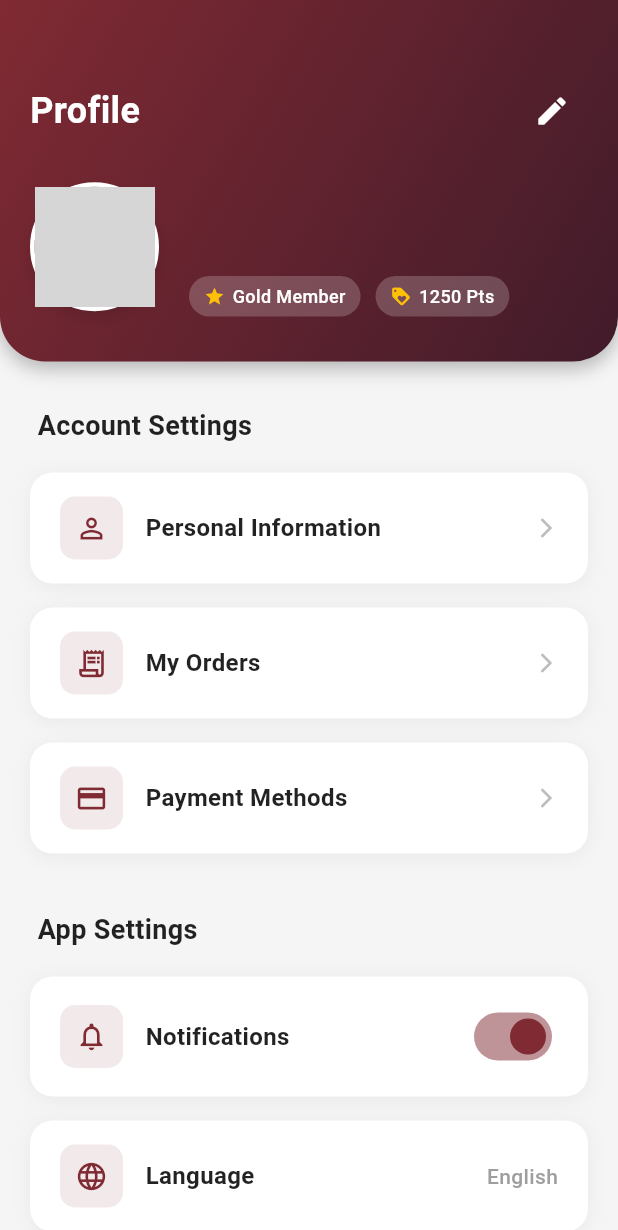
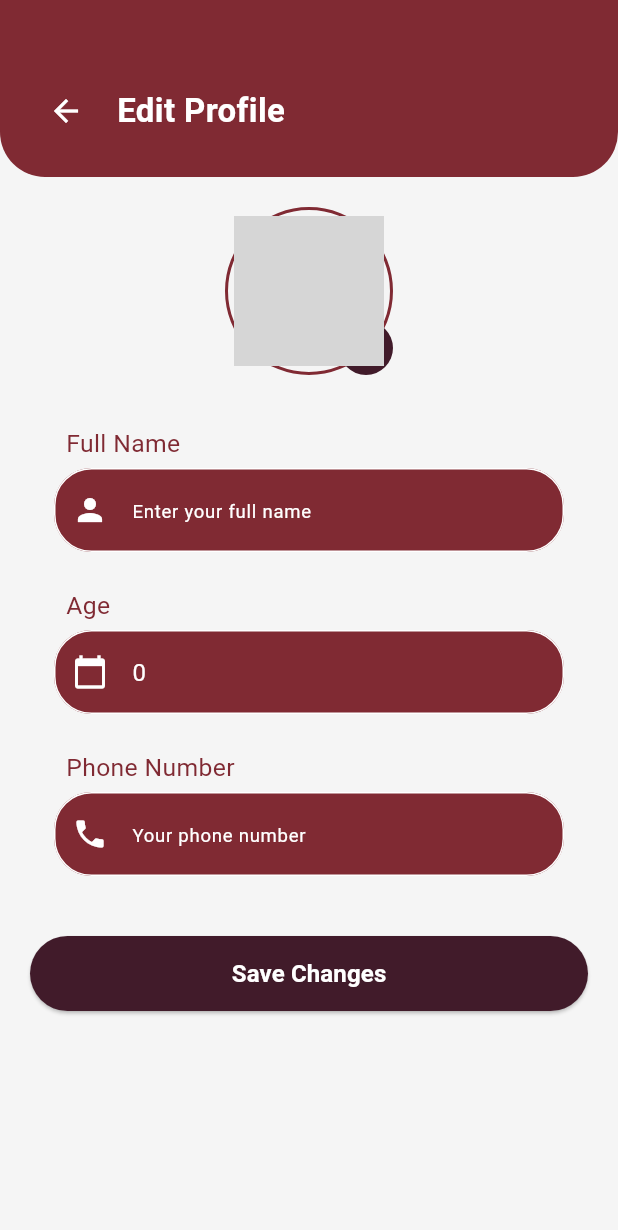
Before and after one commit to osama-ahmed-alsharabi/dinereserve, a Flutter app: the UserProfileView screen opened directly, after a tap on the "edit" icon, on a phone screen of 412 x 824 dp. Shown: the top 1230 px of the screen. Run offline on Flutter 3.47's test engine with Material 3 defaults, Android fonts, the phone set to English and light mode, and no system bars; our stand-ins replace dartz, flutter_bloc, flutter_svg, get_it, go_router, hive and 4 more; accounts and stored records are empty; network calls fail; Roboto replaces fonts that are missing (Cairo); grey boxes are pictures that could not be loaded.

Commit message:
done with editing the profile feature

```diff
--- a/lib/feature/user_profile/data/user_profile_repo.dart
+++ b/lib/feature/user_profile/data/user_profile_repo.dart
@@ -6,6 +6,7 @@ import 'package:supabase_flutter/supabase_flutter.dart';
 
 abstract class UserProfileRepo {
   Future<Either<Failure, UserModel>> getUserProfile();
+  Future<Either<Failure, void>> updateUserProfile(UserModel user);
   Future<Either<Failure, void>> logout();
 }
 
@@ -50,4 +51,28 @@ class UserProfileRepoImpl implements UserProfileRepo {
       return left(ServerFailure(e.toString()));
     }
   }
+
+  @override
+  Future<Either<Failure, void>> updateUserProfile(UserModel user) async {
+    try {
+      final currentUser = supabaseClient.auth.currentUser;
+      if (currentUser == null) {
+        return left(ServerFailure("User not authenticated"));
+      }
+
+      await supabaseClient
+          .from('profiles')
+          .update({"full_name": user.fullName, "age": user.age})
+          .eq('id', currentUser.id);
+
+      return right(null);
+    } catch (e) {
+      if (e is PostgrestException) {
+        return left(
+          ServerFailure(SupabaseErrorHandler.parseDatabaseException(e)),
+        );
+      }
+      return left(ServerFailure(e.toString()));
+    }
+  }
 }
--- /dev/null
+++ b/lib/feature/user_profile/presentation/view/edit_user_profile_view.dart
@@ -0,0 +1,223 @@
+import 'package:dinereserve/core/model/user_model.dart';
+import 'package:dinereserve/core/utils/app_colors.dart';
+import 'package:dinereserve/core/widgets/custom_button_widget.dart';
+import 'package:dinereserve/core/widgets/custom_text_from_field_widget.dart';
+import 'package:dinereserve/feature/user_profile/presentation/view_model/user_profile_cubit.dart';
+import 'package:dinereserve/feature/user_profile/presentation/view_model/user_profile_state.dart';
+import 'package:flutter/material.dart';
+import 'package:flutter_bloc/flutter_bloc.dart';
+import 'package:go_router/go_router.dart';
+
+class EditUserProfileView extends StatefulWidget {
+  final UserModel user;
+  const EditUserProfileView({super.key, required this.user});
+
+  @override
+  State<EditUserProfileView> createState() => _EditUserProfileViewState();
+}
+
+class _EditUserProfileViewState extends State<EditUserProfileView> {
+  late TextEditingController nameController;
+  late TextEditingController ageController;
+  late TextEditingController phoneController;
+  final _formKey = GlobalKey<FormState>();
+
+  @override
+  void initState() {
+    super.initState();
+    nameController = TextEditingController(text: widget.user.fullName);
+    ageController = TextEditingController(text: widget.user.age);
+    phoneController = TextEditingController(text: widget.user.phoneNumber);
+  }
+
+  @override
+  void dispose() {
+    nameController.dispose();
+    ageController.dispose();
+    phoneController.dispose();
+    super.dispose();
+  }
+
+  @override
+  Widget build(BuildContext context) {
+    return Scaffold(
+      backgroundColor: const Color(0xffF5F5F5),
+      body: BlocConsumer<UserProfileCubit, UserProfileState>(
+        listener: (context, state) {
+          if (state is UserProfileUpdateSuccess) {
+            ScaffoldMessenger.of(context).showSnackBar(
+              const SnackBar(
+                content: Text('Profile updated successfully'),
+                backgroundColor: Colors.green,
+              ),
+            );
+            context.pop();
+          } else if (state is UserProfileUpdateError) {
+            ScaffoldMessenger.of(context).showSnackBar(
+              SnackBar(
+                content: Text(state.errMessage),
+                backgroundColor: Colors.red,
+              ),
+            );
+          }
+        },
+        builder: (context, state) {
+          return Column(
+            children: [
+              _buildHeader(context),
+              Expanded(
+                child: SingleChildScrollView(
+                  padding: const EdgeInsets.symmetric(horizontal: 20),
+                  child: Form(
+                    key: _formKey,
+                    child: Column(
+                      children: [
+                        const SizedBox(height: 20),
+                        _buildAvatarSection(),
+                        const SizedBox(height: 30),
+                        _buildFormFields(),
+                        const SizedBox(height: 40),
+                        state is UserProfileUpdateLoading
+                            ? const CircularProgressIndicator(
+                                color: AppColors.primaryColor,
+                              )
+                            : SizedBox(
+                                width: double.infinity,
+                                height: 50,
+                                child: CustomButtonWidget(
+                                  onPressed: () {
+                                    if (_formKey.currentState!.validate()) {
+                                      context
+                                          .read<UserProfileCubit>()
+                                          .updateUserProfile(
+                                            name: nameController.text,
+                                            age: ageController.text,
+                                            currentUser: widget.user,
+                                          );
+                                    }
+                                  },
+                                  child: const Text(
+                                    'Save Changes',
+                                    style: TextStyle(
+                                      fontSize: 16,
+                                      fontWeight: FontWeight.bold,
+                                      color: Colors.white,
+                                    ),
+                                  ),
+                                ),
+                              ),
+                        const SizedBox(height: 30),
+                      ],
+                    ),
+                  ),
+                ),
+              ),
+            ],
+          );
+        },
+      ),
+    );
+  }
+
+  Widget _buildHeader(BuildContext context) {
+    return Container(
+      padding: const EdgeInsets.only(top: 50, left: 20, right: 20, bottom: 20),
+      decoration: const BoxDecoration(
+        color: AppColors.primaryColor,
+        borderRadius: BorderRadius.only(
+          bottomLeft: Radius.circular(30),
+          bottomRight: Radius.circular(30),
+        ),
+      ),
+      child: Row(
+        children: [
+          IconButton(
+            icon: const Icon(Icons.arrow_back, color: Colors.white),
+            onPressed: () => context.pop(),
+          ),
+          const SizedBox(width: 10),
+          const Text(
+            'Edit Profile',
+            style: TextStyle(
+              color: Colors.white,
+              fontSize: 22,
+              fontWeight: FontWeight.bold,
+            ),
+          ),
+        ],
+      ),
+    );
+  }
+
+  Widget _buildAvatarSection() {
+    return Stack(
+      children: [
+        Container(
+          padding: const EdgeInsets.all(4),
+          decoration: BoxDecoration(
+            shape: BoxShape.circle,
+            border: Border.all(color: AppColors.primaryColor, width: 2),
+          ),
+          child: const CircleAvatar(
+            radius: 50,
+            backgroundColor: Colors.white,
+            backgroundImage: NetworkImage('https://i.pravatar.cc/150?img=12'),
+          ),
+        ),
+        Positioned(
+          bottom: 0,
+          right: 0,
+          child: Container(
+            padding: const EdgeInsets.all(8),
+            decoration: const BoxDecoration(
+              color: AppColors.secondaryColor,
+              shape: BoxShape.circle,
+            ),
+            child: const Icon(Icons.camera_alt, color: Colors.white, size: 20),
+          ),
+        ),
+      ],
+    );
+  }
+
+  Widget _buildFormFields() {
+    return Column(
+      children: [
+        CustomTextFromFieldWidget(
+          label: 'Full Name',
+          hint: 'Enter your full name',
+          icon: Icons.person,
+          controller: nameController,
+          validator: (value) {
+            if (value == null || value.isEmpty) {
+              return 'Please enter your name';
+            }
+            return null;
+          },
+        ),
+        const SizedBox(height: 20),
+        CustomTextFromFieldWidget(
+          label: 'Age',
+          hint: 'Enter your age',
+          icon: Icons.calendar_today,
+          controller: ageController,
+          keyboardType: TextInputType.number,
+          validator: (value) {
+            if (value == null || value.isEmpty) {
+              return 'Please enter your age';
+            }
+            return null;
+          },
+        ),
+        const SizedBox(height: 20),
+        CustomTextFromFieldWidget(
+          label: 'Phone Number',
+          hint: 'Your phone number',
+          icon: Icons.phone,
+          controller: phoneController,
+          readOnly: true,
+        ),
+      ],
+    );
+  }
+}
--- a/lib/feature/user_profile/presentation/view/widgets/user_profile_header.dart
+++ b/lib/feature/user_profile/presentation/view/widgets/user_profile_header.dart
@@ -1,6 +1,10 @@
 import 'package:dinereserve/core/model/user_model.dart';
 import 'package:dinereserve/core/utils/app_colors.dart';
+import 'package:dinereserve/feature/user_profile/presentation/view/edit_user_profile_view.dart';
+import 'package:dinereserve/feature/user_profile/presentation/view_model/user_profile_cubit.dart';
+import 'package:dinereserve/feature/user_profile/presentation/view_model/user_profile_state.dart';
 import 'package:flutter/material.dart';
+import 'package:flutter_bloc/flutter_bloc.dart';
 
 class UserProfileHeader extends StatelessWidget {
   final UserModel user;
@@ -42,7 +46,25 @@ class UserProfileHeader extends StatelessWidget {
                 ),
               ),
               IconButton(
-                onPressed: () {},
+                onPressed: () {
+                  // Assuming we can access the user from the cubit state or pass it down
+                  // For now, we'll access it via context.read if available, or pass it.
+                  // A better way is to have UserProfileView pass the user to this widget.
+                  // But since this is a StatelessWidget, we'll use BlocProvider to get the state.
+                  final cubit = context.read<UserProfileCubit>();
+                  final state = cubit.state;
+                  if (state is UserProfileLoaded) {
+                    Navigator.push(
+                      context,
+                      MaterialPageRoute(
+                        builder: (context) => BlocProvider.value(
+                          value: cubit,
+                          child: EditUserProfileView(user: state.user),
+                        ),
+                      ),
+                    );
+                  }
+                },
                 icon: const Icon(Icons.edit, color: Colors.white),
               ),
             ],
--- a/lib/feature/user_profile/presentation/view/widgets/user_profile_settings_section.dart
+++ b/lib/feature/user_profile/presentation/view/widgets/user_profile_settings_section.dart
@@ -1,4 +1,3 @@
-import 'package:dinereserve/core/utils/app_colors.dart';
 import 'package:dinereserve/feature/user_profile/presentation/view/widgets/user_profile_option.dart';
 import 'package:flutter/material.dart';
 
@@ -11,11 +10,6 @@ class UserProfileSettingsSection extends StatelessWidget {
       children: [
         _buildSectionHeader('Account Settings'),
         UserProfileOption(
-          title: 'Personal Information',
-          icon: Icons.person_outline,
-          onTap: () {},
-        ),
-        UserProfileOption(
           title: 'My Orders',
           icon: Icons.receipt_long_outlined,
           onTap: () {},
@@ -23,34 +17,6 @@ class UserProfileSettingsSection extends StatelessWidget {
         UserProfileOption(
           title: 'Payment Methods',
           icon: Icons.credit_card_outlined,
-          onTap: () {},
-        ),
-        const SizedBox(height: 20),
-        _buildSectionHeader('App Settings'),
-        UserProfileOption(
-          title: 'Notifications',
-          icon: Icons.notifications_outlined,
-          onTap: () {},
-          trailing: Switch(
-            value: true,
-            onChanged: (val) {},
-            activeColor: AppColors.primaryColor,
-          ),
-        ),
-        UserProfileOption(
-          title: 'Language',
-          icon: Icons.language_outlined,
-          onTap: () {},
-          trailing: const Text(
-            'English',
-            style: TextStyle(color: Colors.grey, fontWeight: FontWeight.w500),
-          ),
-        ),
-        const SizedBox(height: 20),
-        _buildSectionHeader('Support'),
-        UserProfileOption(
-          title: 'Help Center',
-          icon: Icons.help_outline,
           onTap: () {},
         ),
         UserProfileOption(
--- a/lib/feature/user_profile/presentation/view_model/user_profile_cubit.dart
+++ b/lib/feature/user_profile/presentation/view_model/user_profile_cubit.dart
@@ -1,3 +1,4 @@
+import 'package:dinereserve/core/model/user_model.dart';
 import 'package:dinereserve/feature/user_profile/data/user_profile_repo.dart';
 import 'package:dinereserve/feature/user_profile/presentation/view_model/user_profile_state.dart';
 import 'package:flutter_bloc/flutter_bloc.dart';
@@ -24,4 +25,21 @@ class UserProfileCubit extends Cubit<UserProfileState> {
       (_) => emit(UserProfileLogoutSuccess()),
     );
   }
+
+  Future<void> updateUserProfile({
+    required String name,
+    required String age,
+    required UserModel currentUser,
+  }) async {
+    emit(UserProfileUpdateLoading());
+    final updatedUser = currentUser.copyWith(fullName: name, age: age);
+    final result = await userProfileRepo.updateUserProfile(updatedUser);
+    result.fold((failure) => emit(UserProfileUpdateError(failure.errMessage)), (
+      _,
+    ) {
+      emit(UserProfileUpdateSuccess());
+      // Refresh profile data
+      fetchUserProfile();
+    });
+  }
 }
--- a/lib/feature/user_profile/presentation/view_model/user_profile_state.dart
+++ b/lib/feature/user_profile/presentation/view_model/user_profile_state.dart
@@ -26,3 +26,12 @@ class UserProfileLogoutError extends UserProfileState {
   final String errMessage;
   UserProfileLogoutError(this.errMessage);
 }
+
+class UserProfileUpdateLoading extends UserProfileState {}
+
+class UserProfileUpdateSuccess extends UserProfileState {}
+
+class UserProfileUpdateError extends UserProfileState {
+  final String errMessage;
+  UserProfileUpdateError(this.errMessage);
+}
```
